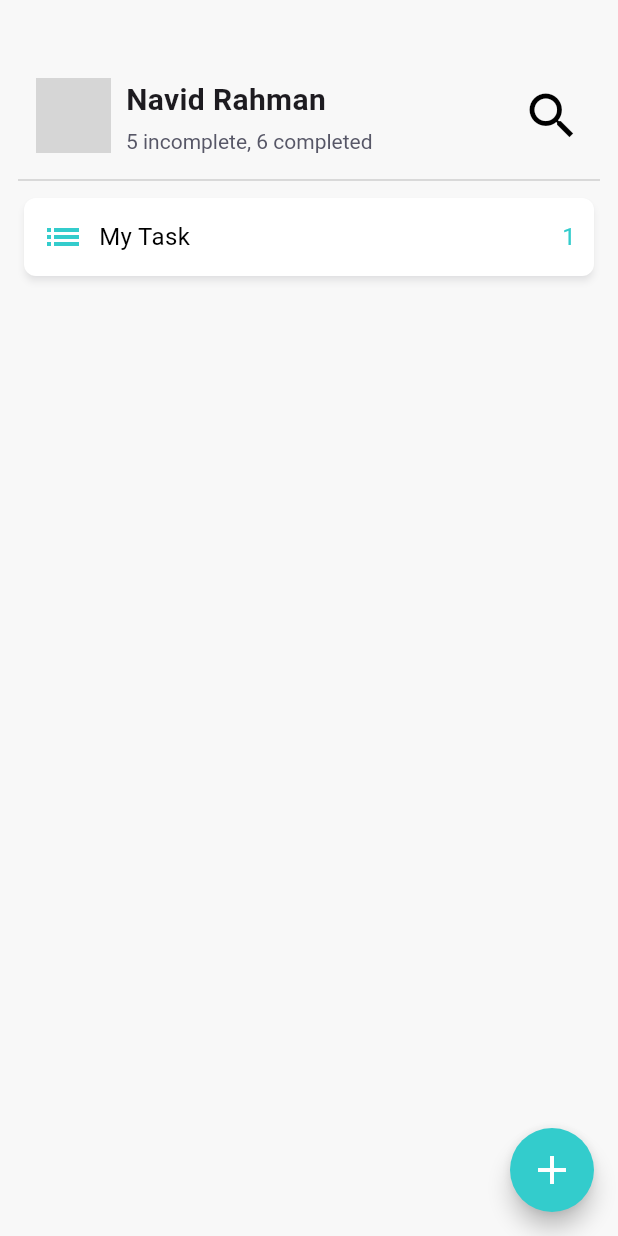
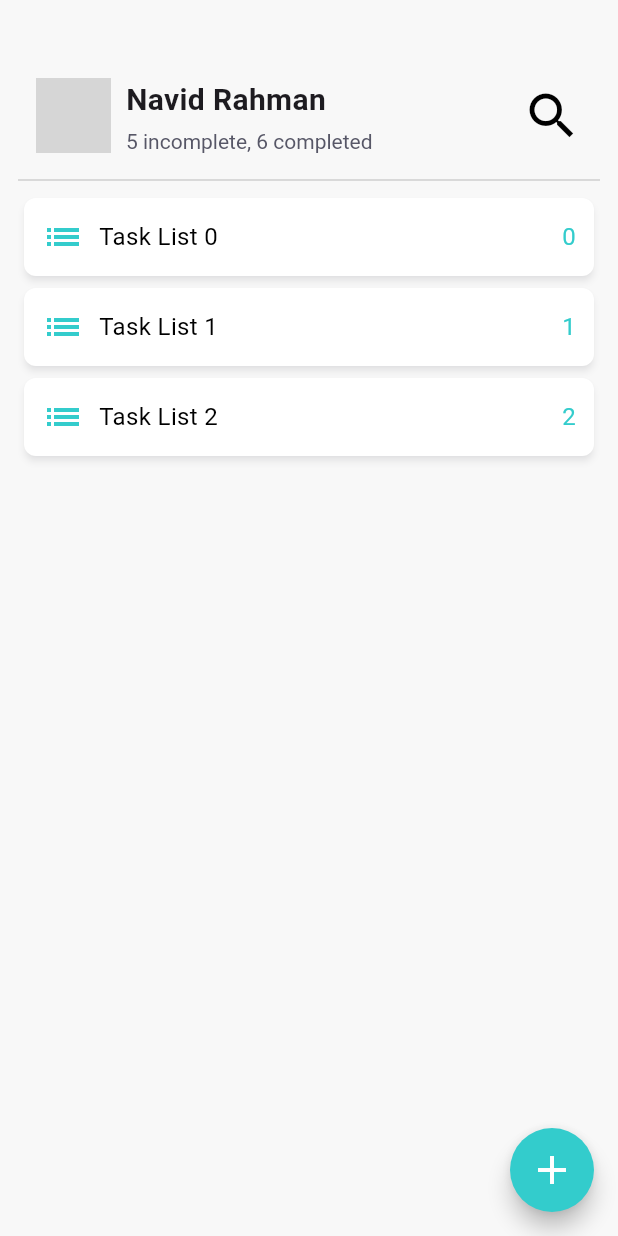
Before and after one commit to Navid-Rahman/Todo_SensorTracking, a Flutter app: the TodoListHomeScreen screen opened by its route, on a phone screen of 412 x 824 dp. Run offline on Flutter 3.47's test engine with Material 3 defaults, Android fonts, the phone set to English and light mode, and no system bars; network calls fail; grey boxes are pictures that could not be loaded.

Commit message:
Update todo_list_home_screen.dart

```diff
--- a/lib/presentation/todo_list/todo_list_home_screen.dart
+++ b/lib/presentation/todo_list/todo_list_home_screen.dart
@@ -25,7 +25,13 @@ class TodoListHomeScreen extends StatelessWidget {
           const SizedBox(height: 30),
           _topHeaderContainer(5, 6),
           const Divider(color: Color(0xffCFCFCF)),
-          _taskListView('My Task', '1'),
+          ListView.builder(
+            shrinkWrap: true,
+            itemCount: 3,
+            itemBuilder: (context, index) {
+              return _taskListView('Task List $index', '$index');
+            },
+          )
         ],
       ),
     );
```
